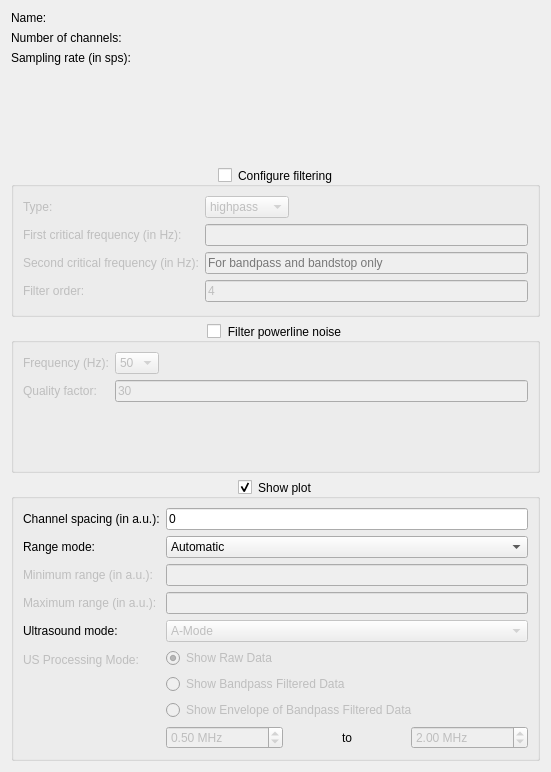
Above: biogui/resources/signal_config_widget.ui from pulp-bio/biogui before the change. Below: the same form after it.
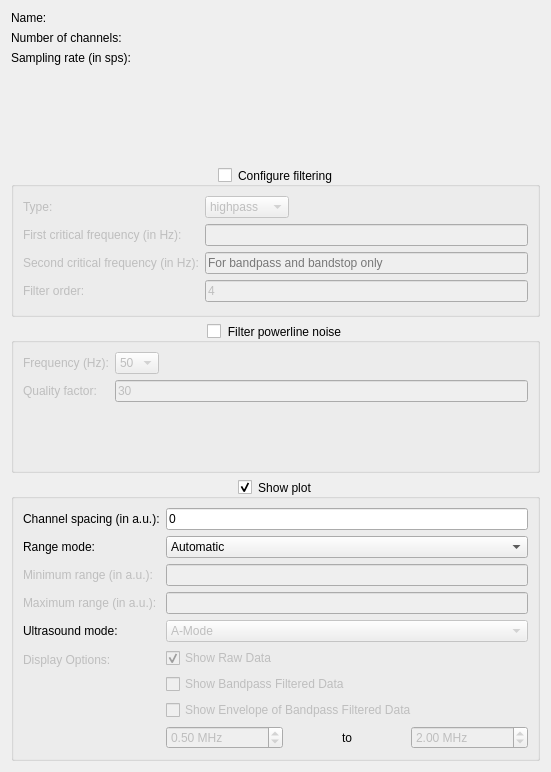
That is the form after the change.

Commit message: Do not forward US filtered data. Return to multiple graphs in a-mode ultrasound data (raw, bandpassed, envelope)

```diff
--- a/biogui/resources/signal_config_widget.ui
+++ b/biogui/resources/signal_config_widget.ui
@@ -308,14 +308,14 @@
          <bool>false</bool>
         </property>
         <property name="text">
-         <string>US Processing Mode:</string>
+         <string>Display Options:</string>
         </property>
        </widget>
       </item>
       <item row="9" column="1">
        <layout class="QVBoxLayout" name="usProcessingModeLayout">
         <item>
-         <widget class="QRadioButton" name="showRawCheckBox">
+         <widget class="QCheckBox" name="showRawCheckBox">
           <property name="enabled">
            <bool>false</bool>
           </property>
@@ -328,7 +328,7 @@
          </widget>
         </item>
         <item>
-         <widget class="QRadioButton" name="showFilteredCheckBox">
+         <widget class="QCheckBox" name="showFilteredCheckBox">
           <property name="enabled">
            <bool>false</bool>
           </property>
@@ -338,7 +338,7 @@
          </widget>
         </item>
         <item>
-         <widget class="QRadioButton" name="showEnvelopeCheckBox">
+         <widget class="QCheckBox" name="showEnvelopeCheckBox">
           <property name="enabled">
            <bool>false</bool>
           </property>
```
Left out of the diff: 2 changed lines with no effect on the pictures. The commit also changes 6 other files.
